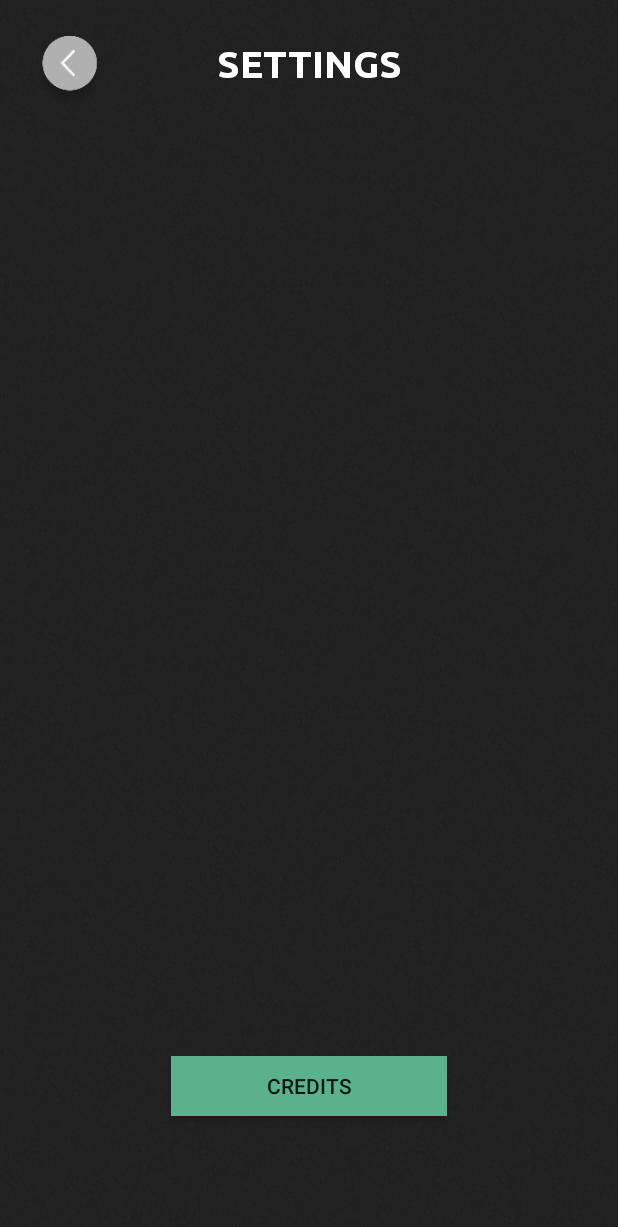
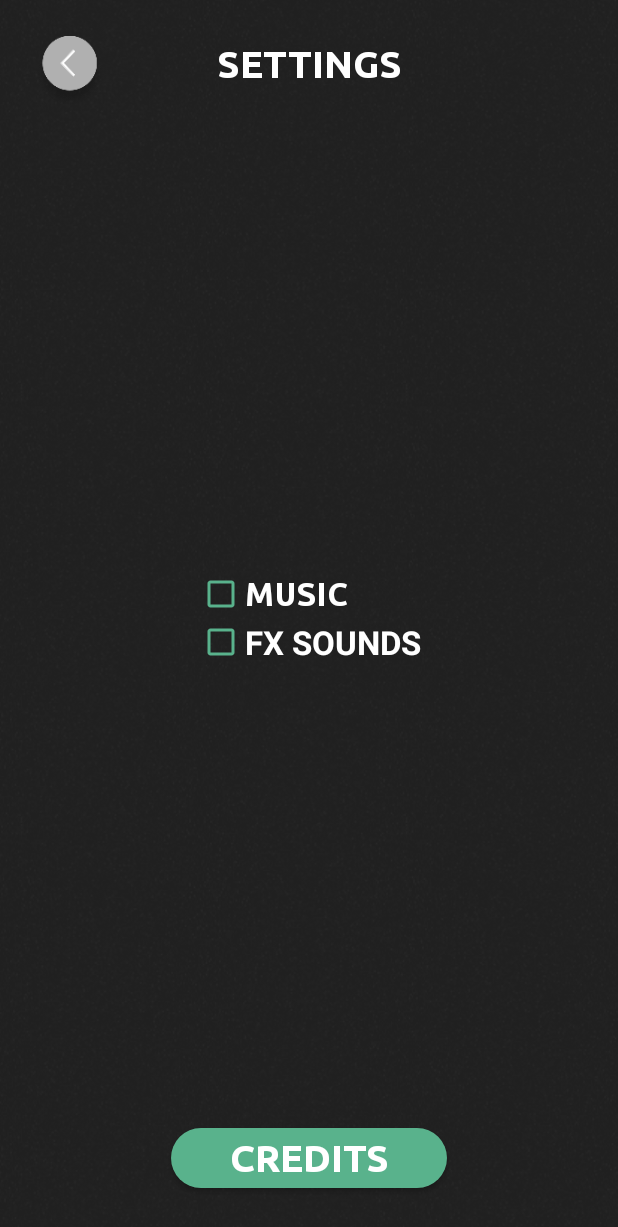
Before and after one commit to jorgeiiavila/CarCrash, an Android app: the SettingsActivity screen opened directly, with no data from a screen before it, on a phone screen of 412 x 824 dp. Shown: the top 1227 px of the screen. Run offline under Robolectric (Android 15) with nearby library versions, the phone set to English and light mode, and no system bars.

Commit message:
Changed recycler view item size, Removed change car activity select button & added checks to settings activity

```diff
--- a/app/src/main/res/layout/activity_settings.xml
+++ b/app/src/main/res/layout/activity_settings.xml
@@ -38,10 +38,53 @@
         android:id="@+id/settings_credits_btn"
         android:layout_width="184dp"
         android:layout_height="40dp"
-        android:layout_marginBottom="80dp"
-        android:background="@color/carCrashGreen"
+        android:layout_marginBottom="32dp"
+        android:background="@drawable/button_background"
+        android:fontFamily="@font/ubuntu_bold"
         android:text="CREDITS"
+        android:textColor="@android:color/white"
+        android:textSize="25sp"
+        android:textStyle="bold"
         app:layout_constraintBottom_toBottomOf="parent"
         app:layout_constraintEnd_toEndOf="parent"
         app:layout_constraintStart_toStartOf="parent" />
+
+    <LinearLayout
+        android:layout_width="wrap_content"
+        android:layout_height="wrap_content"
+        android:gravity="center_vertical|center_horizontal"
+        android:orientation="vertical"
+        app:layout_constraintBottom_toBottomOf="parent"
+        app:layout_constraintEnd_toEndOf="parent"
+        app:layout_constraintStart_toStartOf="parent"
+        app:layout_constraintTop_toTopOf="parent">
+
+        <CheckBox
+            android:id="@+id/checkBox2"
+            android:layout_width="match_parent"
+            android:layout_height="wrap_content"
+            android:layout_weight="1"
+            android:buttonTint="@color/carCrashGreen"
+            android:fontFamily="@font/ubuntu_bold"
+            android:text="MUSIC"
+            android:textAlignment="viewStart"
+            android:textColor="@android:color/white"
+            android:textSize="22sp"
+            android:textStyle="bold"
+            tools:layout_editor_absoluteX="148dp"
+            tools:layout_editor_absoluteY="240dp" />
+
+        <CheckBox
+            android:id="@+id/checkBox3"
+            android:layout_width="match_parent"
+            android:layout_height="wrap_content"
+            android:layout_weight="1"
+            android:buttonTint="@color/carCrashGreen"
+            android:text="FX SOUNDS"
+            android:textAlignment="viewStart"
+            android:textColor="@android:color/white"
+            android:textSize="22sp"
+            android:textStyle="bold" />
+    </LinearLayout>
+
 </android.support.constraint.ConstraintLayout>
--- a/app/src/main/res/layout/change_car_item.xml
+++ b/app/src/main/res/layout/change_car_item.xml
@@ -3,13 +3,13 @@
     xmlns:android="http://schemas.android.com/apk/res/android"
     xmlns:app="http://schemas.android.com/apk/res-auto"
     xmlns:tools="http://schemas.android.com/tools"
-    android:layout_width="match_parent"
+    android:layout_width="250dp"
     android:layout_height="match_parent">
 
     <ImageView
         android:id="@+id/change_car_item_image"
         android:layout_width="0dp"
-        android:layout_height="0dp"
+        android:layout_height="350dp"
         android:scaleType="center"
         app:layout_constraintBottom_toBottomOf="parent"
         app:layout_constraintEnd_toEndOf="parent"
```
Also changed, not shown: app/src/main/res/layout/activity_change_car.xml (+9 -9 lines).
